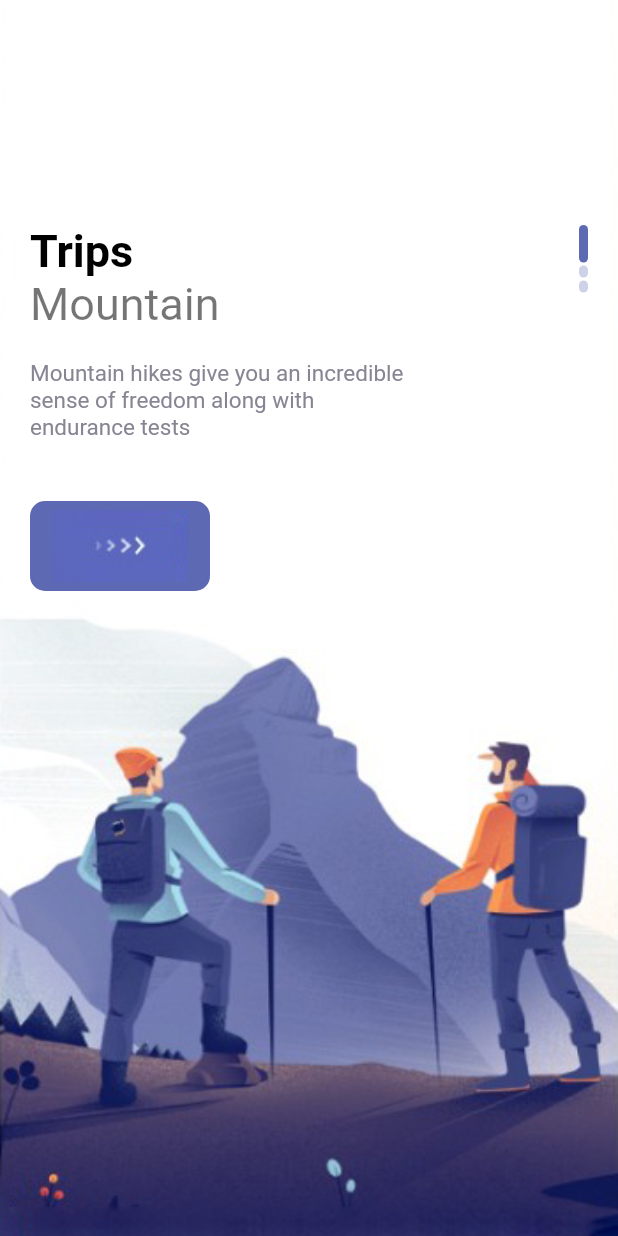
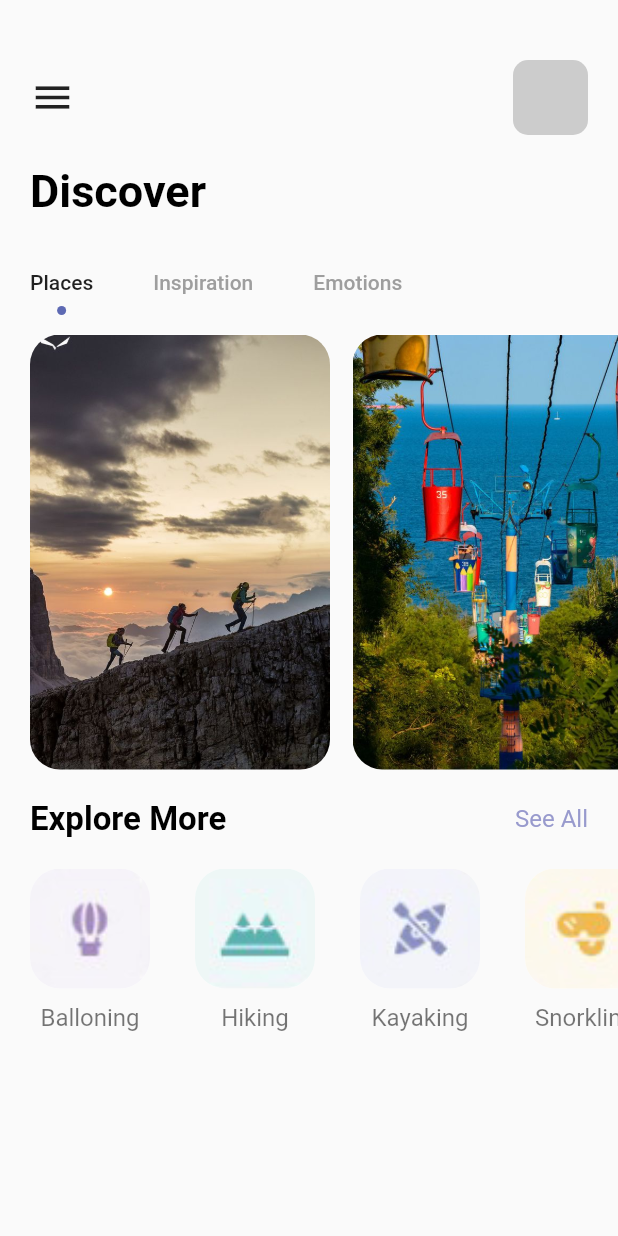
Before and after one commit to anshyyy/Travely, a Flutter app: the HomePage screen opened directly, on a phone screen of 412 x 824 dp. Run offline on Flutter 3.47's test engine with Material 2 defaults, Android fonts, the phone set to English and light mode, and no system bars.

Commit message:
done with home page

```diff
--- a/lib/main.dart
+++ b/lib/main.dart
@@ -1,5 +1,6 @@
 import 'package:flutter/material.dart';
-import 'package:travely/pages/home-page.dart';
+import 'package:travely/pages/welcome-page.dart';
+import 'package:travely/pages/navpages/main-page.dart';
 
 void main() {
   runApp(const MyApp());
@@ -17,7 +18,7 @@ class MyApp extends StatelessWidget {
       theme: ThemeData(
         primarySwatch: Colors.blue,
       ),
-      home: HomePage(),
+      home: WelcomePage(),
     );
   }
 }
--- /dev/null
+++ b/lib/pages/navpages/home-page.dart
@@ -0,0 +1,196 @@
+import 'dart:ui';
+
+import 'package:flutter/material.dart';
+import 'package:travely/utils/colors.dart';
+import 'package:travely/widget/app-large-text.dart';
+import 'package:travely/widget/app-text.dart';
+
+class HomePage extends StatefulWidget {
+  const HomePage({super.key});
+
+  @override
+  State<HomePage> createState() => _HomePageState();
+}
+
+class _HomePageState extends State<HomePage> with TickerProviderStateMixin {
+  var images = {
+    "balloning.png": "Balloning",
+    "hiking.png": "Hiking",
+    "kayaking.png": "Kayaking",
+    "snorkling.png": "Snorkling"
+  };
+  List places = ["treking.jpeg", "ropeway.jpeg", "mountain.jpeg"];
+  @override
+  Widget build(BuildContext context) {
+    TabController _tabController = TabController(length: 3, vsync: this);
+    return Scaffold(
+      body: Column(
+        crossAxisAlignment: CrossAxisAlignment.start,
+        children: [
+          Container(
+            padding: const EdgeInsets.only(top: 40, left: 20),
+            child: Row(
+              children: [
+                Icon(
+                  Icons.menu,
+                  size: 30,
+                  color: Colors.black87,
+                ),
+                Expanded(child: Container()),
+                Container(
+                  margin: const EdgeInsets.only(right: 20),
+                  width: 50,
+                  height: 50,
+                  decoration: BoxDecoration(
+                      borderRadius: BorderRadius.circular(10),
+                      color: Colors.grey.withOpacity(0.5)),
+                )
+              ],
+            ),
+          ),
+          const SizedBox(height: 20),
+          Container(
+            margin: const EdgeInsets.only(left: 20),
+            child: AppLargeText(
+              text: "Discover",
+            ),
+          ),
+          const SizedBox(height: 20),
+          //TabBar
+          Container(
+            child: Align(
+              alignment: Alignment.centerLeft,
+              child: TabBar(
+                  labelPadding: const EdgeInsets.only(left: 20, right: 20),
+                  indicatorSize: TabBarIndicatorSize.label,
+                  labelColor: Colors.black87,
+                  unselectedLabelColor: Colors.grey,
+                  isScrollable: true,
+                  indicator:
+                      CircleTabIndicator(color: AppColors.mainColor, radius: 3),
+                  controller: _tabController,
+                  tabs: [
+                    Tab(
+                      text: "Places",
+                    ),
+                    Tab(
+                      text: "Inspiration",
+                    ),
+                    Tab(text: "Emotions")
+                  ]),
+            ),
+          ),
+          Container(
+            padding: const EdgeInsets.only(left: 20),
+            height: 300,
+            width: double.maxFinite,
+            child: TabBarView(controller: _tabController, children: [
+              ListView.builder(
+                itemCount: 3,
+                scrollDirection: Axis.horizontal,
+                itemBuilder: (BuildContext context, int index) {
+                  return Container(
+                    margin: const EdgeInsets.only(right: 15, top: 10),
+                    width: 200,
+                    height: 300,
+                    decoration: BoxDecoration(
+                        borderRadius: BorderRadius.circular(20),
+                        color: Colors.white,
+                        image: DecorationImage(
+                            image: AssetImage('img/' + places[index]),
+                            fit: BoxFit.cover)),
+                  );
+                },
+              ),
+              Text("THERE"),
+              Text("Bye")
+            ]),
+          ),
+          SizedBox(
+            height: 20,
+          ),
+          Container(
+            margin: const EdgeInsets.only(left: 20, right: 20),
+            child: Row(
+              mainAxisAlignment: MainAxisAlignment.spaceBetween,
+              children: [
+                AppLargeText(
+                  text: "Explore More",
+                  size: 22,
+                ),
+                AppText(
+                  text: "See All",
+                  color: AppColors.textColor1,
+                )
+              ],
+            ),
+          ),
+          SizedBox(height: 20),
+          Container(
+            height: 120,
+            width: double.maxFinite,
+            margin: const EdgeInsets.only(left: 20),
+            child: ListView.builder(
+                itemCount: 4,
+                scrollDirection: Axis.horizontal,
+                itemBuilder: ((context, index) {
+                  return Container(
+                    margin: const EdgeInsets.only(right: 30),
+                    child: Column(
+                      children: [
+                        Container(
+                          // margin: const EdgeInsets.only(right: 50),
+                          width: 80,
+                          height: 80,
+                          decoration: BoxDecoration(
+                              borderRadius: BorderRadius.circular(20),
+                              color: Colors.white,
+                              image: DecorationImage(
+                                  image: AssetImage(
+                                      'img/' + images.keys.elementAt(index)),
+                                  fit: BoxFit.cover)),
+                        ),
+                        SizedBox(height: 10),
+                        Container(
+                          child: AppText(
+                            text: images.values.elementAt(index),
+                            color: Colors.black54,
+                          ),
+                        )
+                      ],
+                    ),
+                  );
+                })),
+          )
+        ],
+      ),
+    );
+  }
+}
+
+class CircleTabIndicator extends Decoration {
+  final Color color;
+  double radius;
+  CircleTabIndicator({required this.color, required this.radius});
+  @override
+  BoxPainter createBoxPainter([VoidCallback? onChanged]) {
+    // TODO: implement createBoxPainter
+    return _CirclePainter(color: color, radius: radius);
+  }
+}
+
+class _CirclePainter extends BoxPainter {
+  final Color color;
+  double radius;
+  _CirclePainter({required this.color, required this.radius});
+  @override
+  void paint(Canvas canvas, Offset offset, ImageConfiguration configuration) {
+    // TODO: implement paint
+    Paint _paint = Paint();
+    _paint.color = color;
+    _paint.isAntiAlias = true;
+    final Offset circleOffset = Offset(configuration.size!.width / 2,
+        configuration.size!.height - (radius * 2));
+    canvas.drawCircle(circleOffset + offset, radius, _paint);
+  }
+}
--- a/lib/pages/navpages/main-page.dart
+++ b/lib/pages/navpages/main-page.dart
@@ -1,4 +1,8 @@
 import 'package:flutter/material.dart';
+import 'package:travely/pages/navpages/bar-item-page.dart';
+import 'package:travely/pages/navpages/home-page.dart';
+import 'package:travely/pages/navpages/my-page.dart';
+import 'package:travely/pages/navpages/search-page.dart';
 
 class MainPage extends StatefulWidget {
   const MainPage({super.key});
@@ -8,15 +12,38 @@ class MainPage extends StatefulWidget {
 }
 
 class _MainPageState extends State<MainPage> {
+  List pages = [HomePage(), BarItempage(), SearchPage(), Mypage()];
+  int currentIndex = 0;
+  void onTap(int index) {
+    setState(() {
+      currentIndex = index;
+    });
+  }
+
   @override
   Widget build(BuildContext context) {
     return Scaffold(
-      bottomNavigationBar: BottomNavigationBar(items: [
-        BottomNavigationBarItem(label: 'Home', icon: Icon(Icons.apps)),
-        BottomNavigationBarItem(label: 'Home', icon: Icon(Icons.apps)),
-        BottomNavigationBarItem(label: 'Home', icon: Icon(Icons.apps)),
-        BottomNavigationBarItem(label: 'Home', icon: Icon(Icons.apps))
-      ]),
+      backgroundColor: Colors.white,
+      body: pages[currentIndex],
+      bottomNavigationBar: BottomNavigationBar(
+          selectedFontSize: 0,
+          unselectedFontSize: 0,
+          type: BottomNavigationBarType.fixed,
+          backgroundColor: Colors.white,
+          onTap: onTap,
+          currentIndex: currentIndex,
+          selectedItemColor: Colors.black87,
+          unselectedItemColor: Colors.grey.withOpacity(0.5),
+          showSelectedLabels: false,
+          showUnselectedLabels: false,
+          elevation: 0,
+          items: [
+            BottomNavigationBarItem(label: 'Home', icon: Icon(Icons.apps)),
+            BottomNavigationBarItem(
+                label: 'Bar', icon: Icon(Icons.bar_chart_sharp)),
+            BottomNavigationBarItem(label: 'Search', icon: Icon(Icons.search)),
+            BottomNavigationBarItem(label: 'My', icon: Icon(Icons.person))
+          ]),
     );
   }
 }
--- a/lib/pages/home-page.dart
+++ b/lib/pages/welcome-page.dart
@@ -1,17 +1,18 @@
 import 'package:flutter/material.dart';
+import 'package:travely/pages/navpages/main-page.dart';
 import 'package:travely/utils/colors.dart';
 import 'package:travely/widget/app-large-text.dart';
 import 'package:travely/widget/app-text.dart';
 import 'package:travely/widget/responsive-button.dart';
 
-class HomePage extends StatefulWidget {
-  const HomePage({super.key});
+class WelcomePage extends StatefulWidget {
+  const WelcomePage({super.key});
 
   @override
-  State<HomePage> createState() => _HomePageState();
+  State<WelcomePage> createState() => _WelcomePageState();
 }
 
-class _HomePageState extends State<HomePage> {
+class _WelcomePageState extends State<WelcomePage> {
   List images = ['welcome-one.png', 'welcome-two.png', 'welcome-three.png'];
   @override
   Widget build(BuildContext context) {
@@ -50,9 +51,16 @@ class _HomePageState extends State<HomePage> {
                           ),
                         ),
                         const SizedBox(height: 40),
-                        ResponsiveButton(
-                          width: 120,
-                        )
+                        InkWell(
+                            onTap: () {
+                              Navigator.push(
+                                  context,
+                                  MaterialPageRoute(
+                                      builder: (context) => MainPage()));
+                            },
+                            child: ResponsiveButton(
+                              width: 120,
+                            ))
                       ],
                     ),
                     Column(
```
Also changed, not shown: img/ropeway.jpeg (added), img/treking.jpeg (added).
